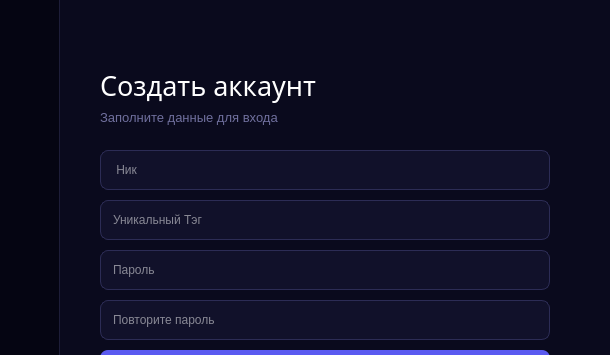
This is Client+logins/loginwindows.ui in ZefirRX/Moon as Qt 5 draws it before an edit; both pictures show x 290 to 900 and y 0 to 355 of the 900 by 500 pixel window. The edited form follows.
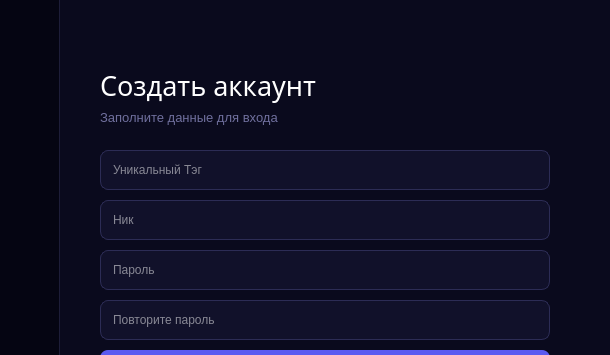
This is the edited form. Icons and pictures are not drawn.

Commit message: Update client UI & create person message UI

Diff of the .ui file:
```diff
--- a/Client+logins/loginwindows.ui
+++ b/Client+logins/loginwindows.ui
@@ -204,7 +204,7 @@
 }</string>
     </property>
     <property name="placeholderText">
-     <string> Ник</string>
+     <string>Уникальный Тэг</string>
     </property>
    </widget>
    <widget class="QLineEdit" name="EditTag">
@@ -226,7 +226,7 @@
 }</string>
     </property>
     <property name="placeholderText">
-     <string>Уникальный Тэг</string>
+     <string>Ник</string>
     </property>
    </widget>
    <widget class="QLineEdit" name="EditPassword">
```
Left out of the diff: 1 changed line with no effect on the pictures. The commit also changes 1 other file.
